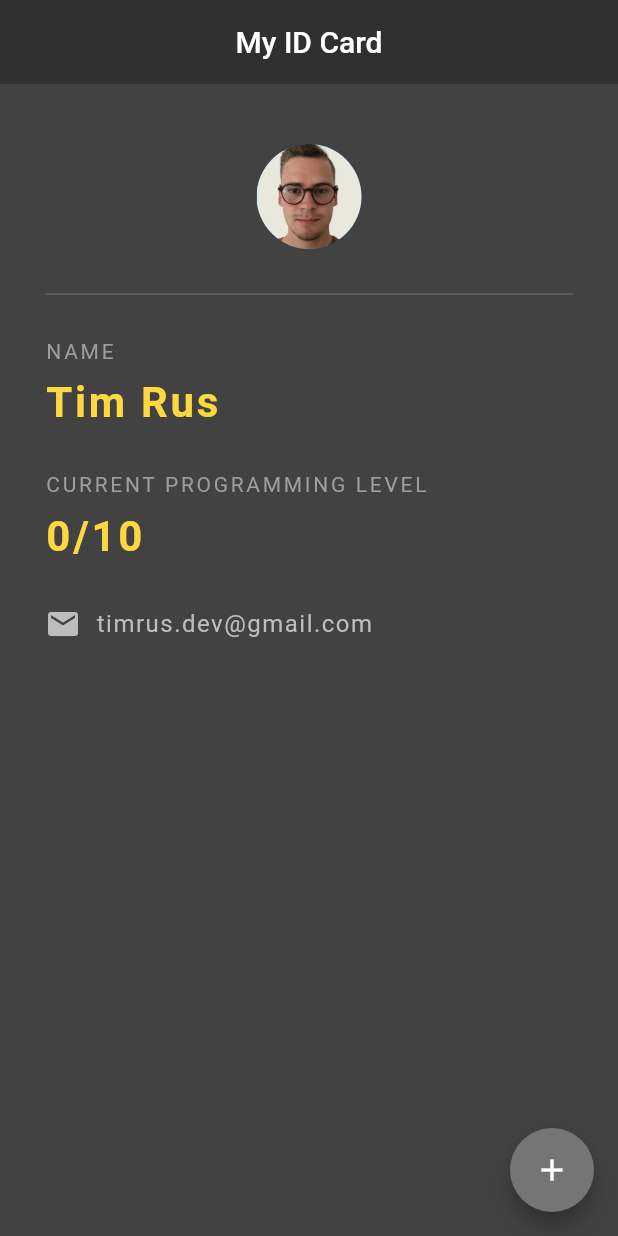
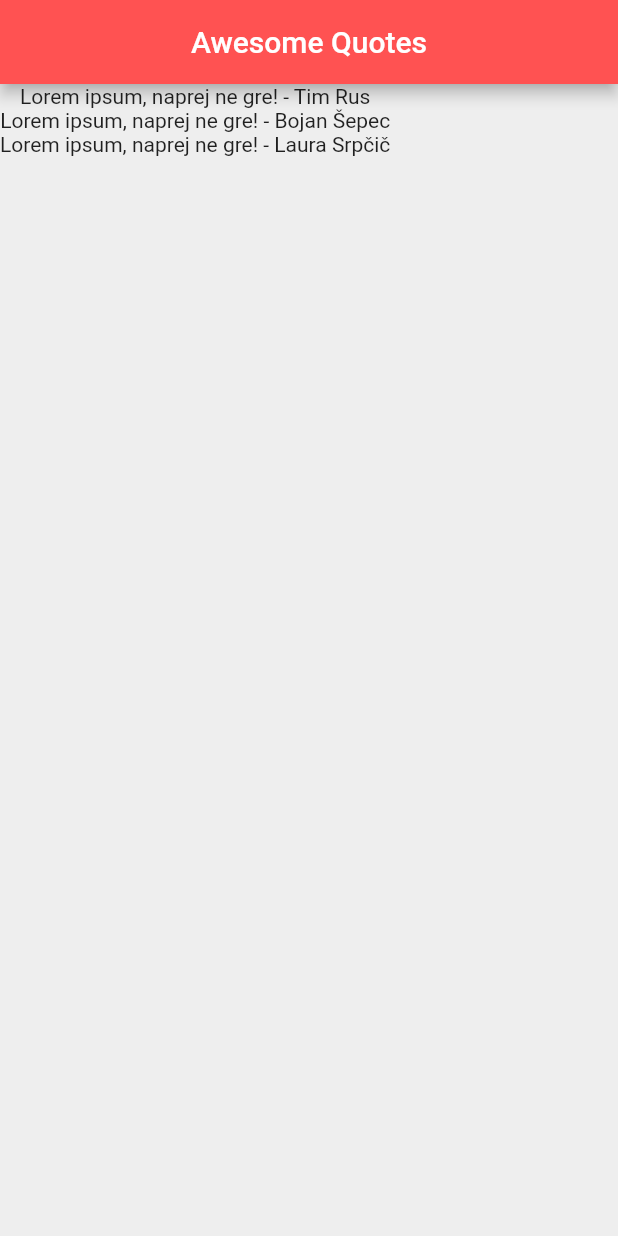
Before and after one commit to tGitm/flutter_course, a Flutter app: the screen it shows after launch, on a phone screen of 412 x 824 dp. Run offline on Flutter 3.47's test engine with Material 2 defaults, Android fonts, the phone set to English and light mode, and no system bars.

Commit message:
Custom classes

```diff
--- a/lib/main.dart
+++ b/lib/main.dart
@@ -1,113 +1,40 @@
 import 'package:flutter/material.dart';
+import 'quote.dart';
 
 void main() {
   runApp(MaterialApp(
-    home: IdCard(),
+    home: QuoteList(),
   )
   );
 }
 
-class IdCard extends StatefulWidget {
+class QuoteList extends StatefulWidget {
+
   @override
-  State<IdCard> createState() => _IdCardState();
+  _QuoteListState createState() => _QuoteListState();
 }
 
-class _IdCardState extends State<IdCard> {
+class _QuoteListState extends State<QuoteList> {
 
-  int programmingLevel = 0;
+  List<Quote> quotes = [
+    Quote(author: 'Tim Rus', text: 'Lorem ipsum, naprej ne gre!'),
+    Quote(author: 'Bojan Šepec', text: 'Lorem ipsum, naprej ne gre!'),
+    Quote(author: 'Laura Srpčič', text: 'Lorem ipsum, naprej ne gre!'),
+  ];
 
   @override
   Widget build(BuildContext context) {
     return Scaffold(
-      backgroundColor: Colors.grey[800],
+      backgroundColor: Colors.grey[200],
       appBar: AppBar(
-        title: Text('My ID Card'),
+        title: Text('Awesome Quotes'),
         centerTitle: true,
-        backgroundColor: Colors.grey[850],
-        elevation: 0.0,   //odstranim drop shadow od appBara
+        backgroundColor: Colors.redAccent,
       ),
-      floatingActionButton: FloatingActionButton(
-        onPressed: () {
-          if (programmingLevel < 10) {
-            setState(() {
-              programmingLevel++;
-            });
-          }
-        },
-        child: Icon(Icons.add),
-        backgroundColor: Colors.grey[600],
-      ),
-      body: Padding(
-        padding: EdgeInsets.fromLTRB(30, 40, 30, 0),
-        child: Column(
-          crossAxisAlignment: CrossAxisAlignment.start,
-          // ignore: prefer_const_literals_to_create_immutables
-          children: [
-            Center(
-              child: CircleAvatar(
-                backgroundImage: AssetImage('assets/tim.jpg'),
-                radius: 35.0,
-              ),
-            ),
-            Divider(
-              height: 60.0,
-              color: Colors.grey[600],
-            ),
-            Text(
-              'NAME',
-              style: TextStyle(
-                color: Colors.grey,
-                letterSpacing: 1.8,
-              ),
-            ),
-            SizedBox(height: 10.0,),  //adding space between widgets
-            Text(
-              'Tim Rus',
-              style: TextStyle(
-                color: Colors.amberAccent[200],
-                letterSpacing: 1.8,
-                fontSize: 28.0,
-                fontWeight: FontWeight.bold,
-              ),
-            ),
-            SizedBox(height: 30.0,),
-            Text(
-              'CURRENT PROGRAMMING LEVEL',
-              style: TextStyle(
-                color: Colors.grey,
-                letterSpacing: 1.8,
-              ),
-            ),
-            SizedBox(height: 10.0,),  //adding space between widgets
-            Text(
-              '$programmingLevel/10',
-              style: TextStyle(
-                color: Colors.amberAccent[200],
-                letterSpacing: 1.8,
-                fontSize: 28.0,
-                fontWeight: FontWeight.bold,
-              ),
-            ),
-            SizedBox(height: 30.0),
-            Row(
-              children: [
-                Icon(
-                  Icons.email,
-                  color: Colors.grey[400],
-                ),
-                SizedBox(width: 10.0),  //adding space in width between icon and text
-                Text(
-                  'timrus.dev@gmail.com',
-                  style: TextStyle(
-                    color: Colors.grey[400],
-                    fontSize: 16.0,
-                    letterSpacing: 1.0,
-                  ),
-                ),
-              ],
-            ),
-          ],
-        ),
+      body: Column(
+        children: quotes.map((quote) {
+          return Text('${quote.text} - ${quote.author}');
+        }).toList(),
       ),
     );
   }
--- /dev/null
+++ b/lib/quote.dart
@@ -0,0 +1,13 @@
+class Quote {
+
+  late String text;
+  late String author;
+
+  // Quote({required String text, required String author}) { //zaradi {} - ni pomemben vrstni red podanih podatkov v konstruktor
+  //   this.text = text;
+  //   this.author = author;
+  // }
+
+  //lahko tudi tako
+  Quote ({required this.text, required this.author});
+}
```
Also changed, not shown: 1 other file.
